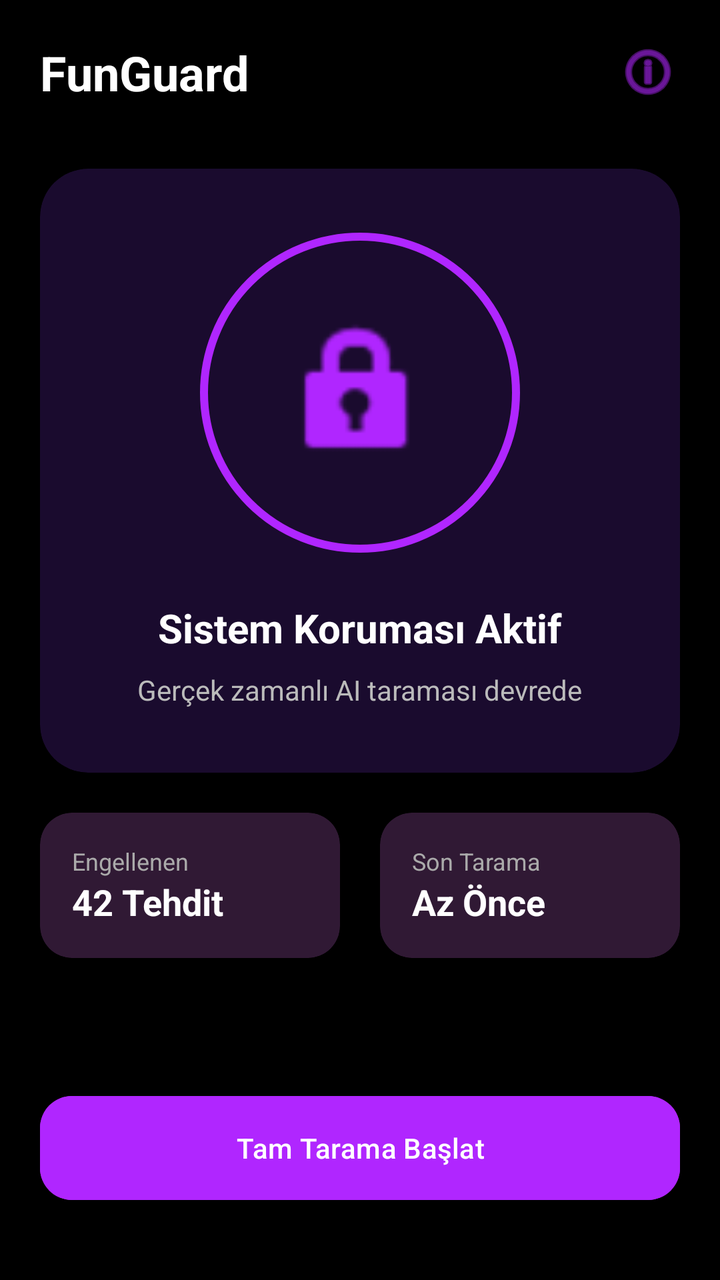
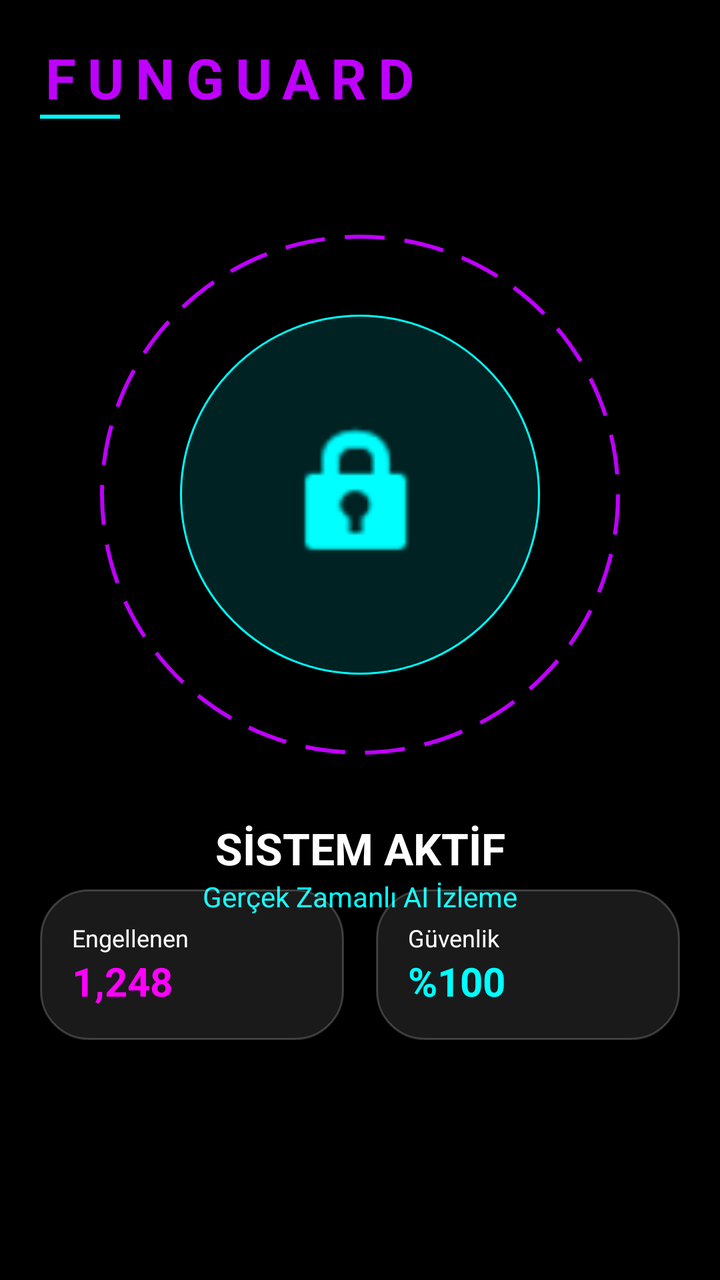

Compare the two renders of this Android layout. The source of the first and the diff that turns it into the second are given below.
<!-- AndroidManifest.xml: application theme Theme.FunGuard -->
<!-- res/layout/fragment_home.xml -->
<?xml version="1.0" encoding="utf-8"?>
<androidx.constraintlayout.widget.ConstraintLayout xmlns:android="http://schemas.android.com/apk/res/android"
    xmlns:app="http://schemas.android.com/apk/res-auto"
    android:layout_width="match_parent"
    android:layout_height="match_parent"
    android:background="@color/black"
    android:padding="20dp">

    
    <LinearLayout
        android:id="@+id/ll_header"
        android:layout_width="match_parent"
        android:layout_height="wrap_content"
        android:orientation="horizontal"
        android:gravity="center_vertical"
        app:layout_constraintTop_toTopOf="parent">

        <TextView
            android:layout_width="0dp"
            android:layout_height="wrap_content"
            android:layout_weight="1"
            android:text="FunGuard"
            android:textColor="@color/white"
            android:textSize="24sp"
            android:textStyle="bold" />

        <ImageView
            android:layout_width="32dp"
            android:layout_height="32dp"
            android:src="@android:drawable/ic_menu_info_details"
            android:tint="@color/neon_purple" />
    </LinearLayout>

    
    <androidx.cardview.widget.CardView
        android:id="@+id/cv_status"
        android:layout_width="match_parent"
        android:layout_height="wrap_content"
        android:layout_marginTop="32dp"
        app:cardBackgroundColor="@color/dark_purple"
        app:cardCornerRadius="24dp"
        app:cardElevation="0dp"
        app:layout_constraintTop_toBottomOf="@id/ll_header">

        <LinearLayout
            android:layout_width="match_parent"
            android:layout_height="wrap_content"
            android:orientation="vertical"
            android:padding="32dp"
            android:gravity="center">

            <FrameLayout
                android:layout_width="160dp"
                android:layout_height="160dp">

                
                <View
                    android:layout_width="match_parent"
                    android:layout_height="match_parent"
                    android:background="@drawable/circle_outline" />

                <ImageView
                    android:layout_width="80dp"
                    android:layout_height="80dp"
                    android:layout_gravity="center"
                    android:src="@android:drawable/ic_lock_idle_lock"
                    android:tint="@color/neon_purple" />
            </FrameLayout>

            <TextView
                android:layout_width="wrap_content"
                android:layout_height="wrap_content"
                android:layout_marginTop="24dp"
                android:text="Sistem Koruması Aktif"
                android:textColor="@color/white"
                android:textSize="20sp"
                android:textStyle="bold" />

            <TextView
                android:layout_width="wrap_content"
                android:layout_height="wrap_content"
                android:layout_marginTop="8dp"
                android:text="Gerçek zamanlı AI taraması devrede"
                android:textColor="#BBBBBB"
                android:textSize="14sp" />
        </LinearLayout>
    </androidx.cardview.widget.CardView>

    
    <LinearLayout
        android:id="@+id/ll_stats"
        android:layout_width="match_parent"
        android:layout_height="wrap_content"
        android:layout_marginTop="20dp"
        android:orientation="horizontal"
        app:layout_constraintTop_toBottomOf="@id/cv_status">

        <androidx.cardview.widget.CardView
            android:layout_width="0dp"
            android:layout_height="wrap_content"
            android:layout_weight="1"
            android:layout_marginEnd="10dp"
            app:cardBackgroundColor="@color/deep_purple"
            app:cardCornerRadius="16dp"
            app:cardElevation="0dp">
            <LinearLayout
                android:layout_width="match_parent"
                android:layout_height="wrap_content"
                android:padding="16dp"
                android:orientation="vertical">
                <TextView
                    android:layout_width="wrap_content"
                    android:layout_height="wrap_content"
                    android:text="Engellenen"
                    android:textColor="#AAAAAA"
                    android:textSize="12sp" />
                <TextView
                    android:layout_width="wrap_content"
                    android:layout_height="wrap_content"
                    android:text="42 Tehdit"
                    android:textColor="@color/white"
                    android:textStyle="bold"
                    android:textSize="18sp" />
            </LinearLayout>
        </androidx.cardview.widget.CardView>

        <androidx.cardview.widget.CardView
            android:layout_width="0dp"
            android:layout_height="wrap_content"
            android:layout_weight="1"
            android:layout_marginStart="10dp"
            app:cardBackgroundColor="@color/deep_purple"
            app:cardCornerRadius="16dp"
            app:cardElevation="0dp">
            <LinearLayout
                android:layout_width="match_parent"
                android:layout_height="wrap_content"
                android:padding="16dp"
                android:orientation="vertical">
                <TextView
                    android:layout_width="wrap_content"
                    android:layout_height="wrap_content"
                    android:text="Son Tarama"
                    android:textColor="#AAAAAA"
                    android:textSize="12sp" />
                <TextView
                    android:layout_width="wrap_content"
                    android:layout_height="wrap_content"
                    android:text="Az Önce"
                    android:textColor="@color/white"
                    android:textStyle="bold"
                    android:textSize="18sp" />
            </LinearLayout>
        </androidx.cardview.widget.CardView>
    </LinearLayout>

    <com.google.android.material.button.MaterialButton
        android:id="@+id/btn_scan_now"
        android:layout_width="match_parent"
        android:layout_height="60dp"
        android:layout_marginBottom="16dp"
        android:text="Tam Tarama Başlat"
        android:textAllCaps="false"
        android:backgroundTint="@color/neon_purple"
        app:cornerRadius="16dp"
        app:layout_constraintBottom_toBottomOf="parent" />

</androidx.constraintlayout.widget.ConstraintLayout>
<!-- resources referenced by this layout -->
<resources>
  <color name="black">#000000</color>
  <color name="dark_purple">#1A0B2E</color>
  <color name="deep_purple">#301934</color>
  <color name="neon_purple">#B026FF</color>
  <color name="white">#FFFFFF</color>
  <!-- drawable circle_outline (drawable) -->
  <?xml version="1.0" encoding="utf-8"?>
  <shape xmlns:android="http://schemas.android.com/apk/res/android"
      android:shape="oval">
      <stroke android:width="4dp" android:color="@color/neon_purple" />
      <solid android:color="@android:color/transparent" />
  </shape>
  <style name="Theme.FunGuard" parent="Theme.Material3.DayNight.NoActionBar">
          
          <item name="colorPrimary">@color/neon_purple</item>
          <item name="colorOnPrimary">@color/white</item>
          
          <item name="colorSecondary">@color/deep_purple</item>
          <item name="colorOnSecondary">@color/white</item>
          
          <item name="android:statusBarColor">@color/black</item>
          <item name="android:windowBackground">@color/black</item>
      </style>
</resources>

<!-- the commit's change to res/layout/fragment_home.xml (unified diff, before → after) -->
@@ -7,162 +7,134 @@
     android:padding="20dp">
 
     
+    <TextView
+        android:id="@+id/tv_title"
+        android:layout_width="wrap_content"
+        android:layout_height="wrap_content"
+        android:text="FUNGUARD"
+        android:textColor="@color/neon_purple"
+        android:textSize="28sp"
+        android:textStyle="bold"
+        android:letterSpacing="0.2"
+        app:layout_constraintStart_toStartOf="parent"
+        app:layout_constraintTop_toTopOf="parent" />
+
+    <View
+        android:layout_width="40dp"
+        android:layout_height="2dp"
+        android:background="@color/neon_cyan"
+        app:layout_constraintTop_toBottomOf="@id/tv_title"
+        app:layout_constraintStart_toStartOf="@id/tv_title" />
+
+    
+    <FrameLayout
+        android:id="@+id/fl_scanner"
+        android:layout_width="260dp"
+        android:layout_height="260dp"
+        android:layout_marginTop="60dp"
+        app:layout_constraintEnd_toEndOf="parent"
+        app:layout_constraintStart_toStartOf="parent"
+        app:layout_constraintTop_toBottomOf="@id/tv_title">
+
+        
+        <View
+            android:id="@+id/v_ring_outer"
+            android:layout_width="match_parent"
+            android:layout_height="match_parent"
+            android:background="@drawable/scanner_ring" />
+
+        
+        <View
+            android:id="@+id/v_ring_inner"
+            android:layout_width="180dp"
+            android:layout_height="180dp"
+            android:layout_gravity="center"
+            android:background="@drawable/scanner_pulse" />
+
+        <ImageView
+            android:layout_width="80dp"
+            android:layout_height="80dp"
+            android:layout_gravity="center"
+            android:src="@android:drawable/ic_lock_idle_lock"
+            android:tint="@color/neon_cyan" />
+    </FrameLayout>
+
+    <TextView
+        android:id="@+id/tv_status_main"
+        android:layout_width="wrap_content"
+        android:layout_height="wrap_content"
+        android:layout_marginTop="32dp"
+        android:text="SİSTEM AKTİF"
+        android:textColor="@color/white"
+        android:textSize="22sp"
+        android:textStyle="bold"
+        app:layout_constraintEnd_toEndOf="parent"
+        app:layout_constraintStart_toStartOf="parent"
+        app:layout_constraintTop_toBottomOf="@id/fl_scanner" />
+
+    <TextView
+        android:layout_width="wrap_content"
+        android:layout_height="wrap_content"
+        android:text="Gerçek Zamanlı AI İzleme"
+        android:textColor="@color/neon_cyan"
+        android:textSize="14sp"
+        app:layout_constraintEnd_toEndOf="parent"
+        app:layout_constraintStart_toStartOf="parent"
+        app:layout_constraintTop_toBottomOf="@id/tv_status_main" />
+
+    
     <LinearLayout
-        android:id="@+id/ll_header"
         android:layout_width="match_parent"
         android:layout_height="wrap_content"
+        android:layout_marginBottom="100dp"
         android:orientation="horizontal"
-        android:gravity="center_vertical"
-        app:layout_constraintTop_toTopOf="parent">
+        app:layout_constraintBottom_toBottomOf="parent">
 
-        <TextView
+        <LinearLayout
             android:layout_width="0dp"
             android:layout_height="wrap_content"
             android:layout_weight="1"
-            android:text="FunGuard"
-            android:textColor="@color/white"
-            android:textSize="24sp"
-            android:textStyle="bold" />
-
-        <ImageView
-            android:layout_width="32dp"
-            android:layout_height="32dp"
-            android:src="@android:drawable/ic_menu_info_details"
-            android:tint="@color/neon_purple" />
-    </LinearLayout>
-
-    
-    <androidx.cardview.widget.CardView
-        android:id="@+id/cv_status"
-        android:layout_width="match_parent"
-        android:layout_height="wrap_content"
-        android:layout_marginTop="32dp"
-        app:cardBackgroundColor="@color/dark_purple"
-        app:cardCornerRadius="24dp"
-        app:cardElevation="0dp"
-        app:layout_constraintTop_toBottomOf="@id/ll_header">
-
-        <LinearLayout
-            android:layout_width="match_parent"
-            android:layout_height="wrap_content"
+            android:background="@drawable/glass_card"
             android:orientation="vertical"
-            android:padding="32dp"
-            android:gravity="center">
-
-            <FrameLayout
-                android:layout_width="160dp"
-                android:layout_height="160dp">
-
-                
-                <View
-                    android:layout_width="match_parent"
-                    android:layout_height="match_parent"
-                    android:background="@drawable/circle_outline" />
-
-                <ImageView
-                    android:layout_width="80dp"
-                    android:layout_height="80dp"
-                    android:layout_gravity="center"
-                    android:src="@android:drawable/ic_lock_idle_lock"
-                    android:tint="@color/neon_purple" />
-            </FrameLayout>
-
+            android:padding="16dp"
+            android:layout_marginEnd="8dp">
             <TextView
                 android:layout_width="wrap_content"
                 android:layout_height="wrap_content"
-                android:layout_marginTop="24dp"
-                android:text="Sistem Koruması Aktif"
+                android:text="Engellenen"
                 android:textColor="@color/white"
-                android:textSize="20sp"
-                android:textStyle="bold" />
-
+                android:textSize="12sp" />
             <TextView
                 android:layout_width="wrap_content"
                 android:layout_height="wrap_content"
-                android:layout_marginTop="8dp"
-                android:text="Gerçek zamanlı AI taraması devrede"
-                android:textColor="#BBBBBB"
-                android:textSize="14sp" />
+                android:text="1,248"
+                android:textColor="@color/neon_magenta"
+                android:textSize="20sp"
+                android:textStyle="bold" />
         </LinearLayout>
-    </androidx.cardview.widget.CardView>
 
-    
-    <LinearLayout
-        android:id="@+id/ll_stats"
-        android:layout_width="match_parent"
-        android:layout_height="wrap_content"
-        android:layout_marginTop="20dp"
-        android:orientation="horizontal"
-        app:layout_constraintTop_toBottomOf="@id/cv_status">
-
-        <androidx.cardview.widget.CardView
+        <LinearLayout
             android:layout_width="0dp"
             android:layout_height="wrap_content"
             android:layout_weight="1"
-            android:layout_marginEnd="10dp"
-            app:cardBackgroundColor="@color/deep_purple"
-            app:cardCornerRadius="16dp"
-            app:cardElevation="0dp">
-            <LinearLayout
-                android:layout_width="match_parent"
+            android:background="@drawable/glass_card"
+            android:orientation="vertical"
+            android:padding="16dp"
+            android:layout_marginStart="8dp">
+            <TextView
+                android:layout_width="wrap_content"
                 android:layout_height="wrap_content"
-                android:padding="16dp"
-                android:orientation="vertical">
-                <TextView
-                    android:layout_width="wrap_content"
-                    android:layout_height="wrap_content"
-                    android:text="Engellenen"
-                    android:textColor="#AAAAAA"
-                    android:textSize="12sp" />
-                <TextView
-                    android:layout_width="wrap_content"
-                    android:layout_height="wrap_content"
-                    android:text="42 Tehdit"
-                    android:textColor="@color/white"
-                    android:textStyle="bold"
-                    android:textSize="18sp" />
-            </LinearLayout>
-        </androidx.cardview.widget.CardView>
-
-        <androidx.cardview.widget.CardView
-            android:layout_width="0dp"
-            android:layout_height="wrap_content"
-            android:layout_weight="1"
-            android:layout_marginStart="10dp"
-            app:cardBackgroundColor="@color/deep_purple"
-            app:cardCornerRadius="16dp"
-            app:cardElevation="0dp">
-            <LinearLayout
-                android:layout_width="match_parent"
+                android:text="Güvenlik"
+                android:textColor="@color/white"
+                android:textSize="12sp" />
+            <TextView
+                android:layout_width="wrap_content"
                 android:layout_height="wrap_content"
-                android:padding="16dp"
-                android:orientation="vertical">
-                <TextView
-                    android:layout_width="wrap_content"
-                    android:layout_height="wrap_content"
-                    android:text="Son Tarama"
-                    android:textColor="#AAAAAA"
-                    android:textSize="12sp" />
-                <TextView
-                    android:layout_width="wrap_content"
-                    android:layout_height="wrap_content"
-                    android:text="Az Önce"
-                    android:textColor="@color/white"
-                    android:textStyle="bold"
-                    android:textSize="18sp" />
-            </LinearLayout>
-        </androidx.cardview.widget.CardView>
+                android:text="%100"
+                android:textColor="@color/neon_cyan"
+                android:textSize="20sp"
+                android:textStyle="bold" />
+        </LinearLayout>
     </LinearLayout>
 
-    <com.google.android.material.button.MaterialButton
-        android:id="@+id/btn_scan_now"
-        android:layout_width="match_parent"
-        android:layout_height="60dp"
-        android:layout_marginBottom="16dp"
-        android:text="Tam Tarama Başlat"
-        android:textAllCaps="false"
-        android:backgroundTint="@color/neon_purple"
-        app:cornerRadius="16dp"
-        app:layout_constraintBottom_toBottomOf="parent" />
-
 </androidx.constraintlayout.widget.ConstraintLayout>
<!-- resource entries referenced after the edit -->
@@ -1,15 +1,30 @@
 <!-- resources referenced by this layout -->
 <resources>
   <color name="black">#000000</color>
-  <color name="dark_purple">#1A0B2E</color>
-  <color name="deep_purple">#301934</color>
-  <color name="neon_purple">#B026FF</color>
+  <color name="neon_cyan">#00FFFF</color>
+  <color name="neon_magenta">#FF00FF</color>
+  <color name="neon_purple">#BF00FF</color>
   <color name="white">#FFFFFF</color>
-  <!-- drawable circle_outline (drawable) -->
+  <!-- drawable glass_card (drawable) -->
+  <?xml version="1.0" encoding="utf-8"?>
+  <shape xmlns:android="http://schemas.android.com/apk/res/android">
+      <solid android:color="#1AFFFFFF" />
+      <corners android:radius="24dp" />
+      <stroke android:width="1dp" android:color="#33FFFFFF" />
+  </shape>
+  <!-- drawable scanner_pulse (drawable) -->
   <?xml version="1.0" encoding="utf-8"?>
   <shape xmlns:android="http://schemas.android.com/apk/res/android"
       android:shape="oval">
-      <stroke android:width="4dp" android:color="@color/neon_purple" />
+      <stroke android:width="1dp" android:color="@color/neon_cyan" />
+      <solid android:color="#2200FFFF" />
+  </shape>
+  <!-- drawable scanner_ring (drawable) -->
+  <?xml version="1.0" encoding="utf-8"?>
+  <shape xmlns:android="http://schemas.android.com/apk/res/android"
+      android:shape="oval">
+      <stroke android:width="2dp" android:color="@color/neon_purple"
+          android:dashWidth="20dp" android:dashGap="10dp" />
       <solid android:color="@android:color/transparent" />
   </shape>
   <style name="Theme.FunGuard" parent="Theme.Material3.DayNight.NoActionBar">
@@ -23,5 +38,6 @@
           <item name="android:statusBarColor">@color/black</item>
           <item name="android:windowBackground">@color/black</item>
       </style>
+  <color name="deep_purple">#1F0B3D</color>
 </resources>
 
